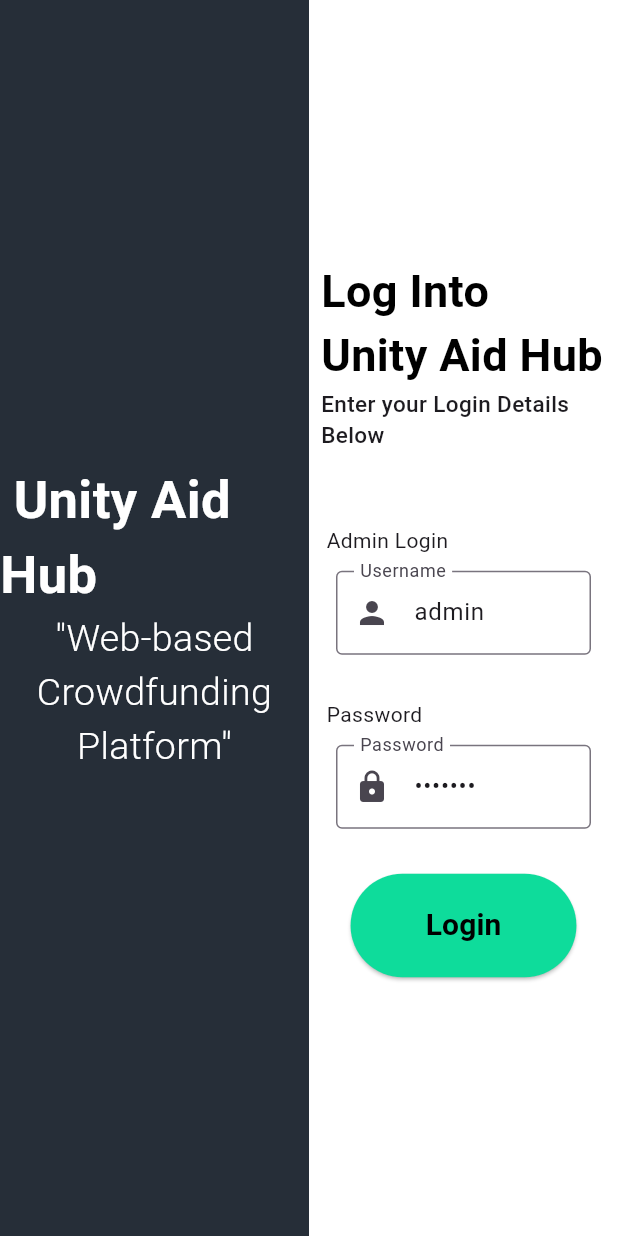
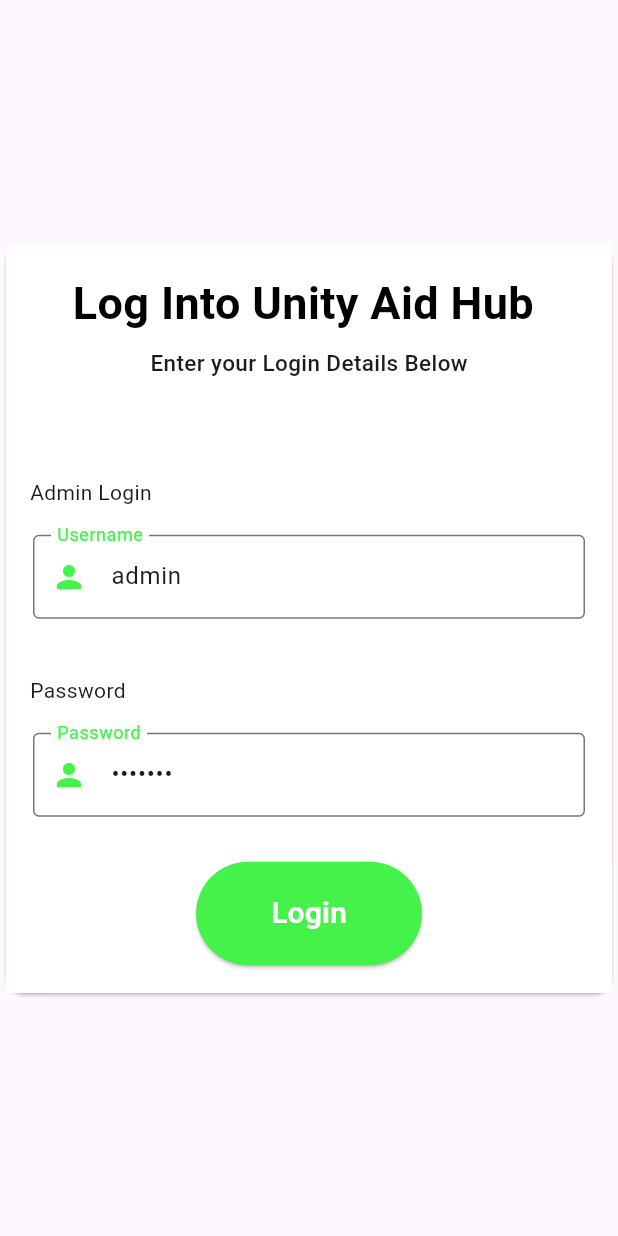
Before and after one commit to Kusal47/UnityAidHub, a Flutter app: the screen it shows after launch, on a phone screen of 412 x 824 dp. Run offline on Flutter 3.47's test engine with Material 3 defaults, Android fonts, the phone set to English and light mode, and no system bars; our stand-ins replace get_it; missing offline and left inert: desktop_window.

Commit message:
login page created without validation

```diff
--- a/lib/view/pages/auth/login_page.dart
+++ b/lib/view/pages/auth/login_page.dart
@@ -1,8 +1,7 @@
-
 import 'package:flutter/material.dart';
 
 import '../../../core/routes/routes_name.dart';
-
+import '../../../resources/custom_textfield.dart';
 
 class LoginPage extends StatelessWidget {
   const LoginPage({Key? key}) : super(key: key);
@@ -13,38 +12,13 @@ class LoginPage extends StatelessWidget {
     _userNameController.text = "admin";
     _passwordController.text = "abcd123";
     return Scaffold(
-        backgroundColor: const Color(0xff262e38),
-        body: Row(
-              children: [
-                const Expanded(
-                  child: Column(
-                    mainAxisAlignment: MainAxisAlignment.center,
-                    children: [
-
-                      Text(
-                        " Unity Aid Hub",
-                        // textAlign: TextAlign.left,
-                        style: TextStyle(
-                            color: Colors.white,
-                            fontSize: 35,
-                            fontWeight: FontWeight.bold),
-                      ),
-                      Text(
-                        "\"Web-based Crowdfunding Platform\"",
-                        textAlign: TextAlign.center,
-                        style: TextStyle(
-                            fontSize: 25,
-                            fontWeight: FontWeight.w300,
-                            color: Colors.white),
-                      ),
-
-                    ],
-                  ),
-                ),
-                Expanded(
-                    // flex: 2,
+        // backgroundColor: const Color(0xff262e38),
+        body: Center(
+      child: Card(
         child: Container(
           color: Colors.white,
+          width: 500,
+          height: 500,
           child: Padding(
             padding: const EdgeInsets.all(8.0),
             child: Column(
@@ -58,66 +32,39 @@ class LoginPage extends StatelessWidget {
                     fontWeight: FontWeight.bold,
                   ),
                 ),
-                        const Text(
+                const Padding(
+                  padding: EdgeInsets.all(8.0),
+                  child: Text(
                     "Enter your Login Details Below",
-                          style: TextStyle(
-                              fontSize: 15, fontWeight: FontWeight.w500),
+                    style: TextStyle(fontSize: 15, fontWeight: FontWeight.w500),
+                  ),
                 ),
                 const SizedBox(
                   height: 50,
                 ),
-                        const Row(
-                          children: [
-                            Text(" Admin Login"),
-                          ],
+                CustomFields(
+                  controller: _userNameController,
+                  title: "Admin Login",
+                  icon: Icons.person,
+                  hintText: "Enter Username",
+                  labelText: "Username",
                 ),
-                        Padding(
-                          padding: const EdgeInsets.all(10.0),
-                          child: TextFormField(
-                            controller: _userNameController,
-                            decoration: const InputDecoration(
-                              labelText: "Username",
-                              hintText: "Enter Username",
-                              border: OutlineInputBorder(),
-                              prefixIcon: Icon(Icons.person),
-                            ),
-                          ),
-                        ),
-                        const SizedBox(
-                          height: 20,
-                        ),
-                        const Row(
-                          children: [
-                            Text(" Password"),
-                          ],
-                        ),
-                        Padding(
-                          padding: const EdgeInsets.all(10.0),
-                          child: TextFormField(
+                CustomFields(
                   controller: _passwordController,
-                            //  adda a prefix icon
-
-                            obscureText: true,
-                            decoration: const InputDecoration(
+                  isPassword:true,
+                  title: "Password",
+                  icon: Icons.person,
+                  hintText: "Enter Password",
                   labelText: "Password",
-                              hintText: "Enter Password",
-                              border: OutlineInputBorder(),
-                              prefixIcon: Icon(Icons.lock),
-                            ),
-                          ),
-                        ),
-                        const SizedBox(
-                          height: 20,
                 ),
 
                 // submit button decorated
                 ElevatedButton(
                   onPressed: () {
                     Navigator.pushNamed(context, RouteName.shell);
-
                   },
                   style: ElevatedButton.styleFrom(
-                            backgroundColor: const Color.fromARGB(255, 14, 220, 155),
+                    backgroundColor: const Color(0xFF44F249),
                     padding: const EdgeInsets.symmetric(
                         horizontal: 50, vertical: 20),
                   ),
@@ -126,15 +73,14 @@ class LoginPage extends StatelessWidget {
                     style: TextStyle(
                         fontSize: 20,
                         fontWeight: FontWeight.bold,
-                                color: Colors.black),
+                        color: Colors.white),
                   ),
                 ),
               ],
             ),
           ),
-                ))
-              ],
-            )
-         );
+        ),
+      ),
+    ));
   }
 }
```
Lines whose indentation alone changed are shown as unchanged.
